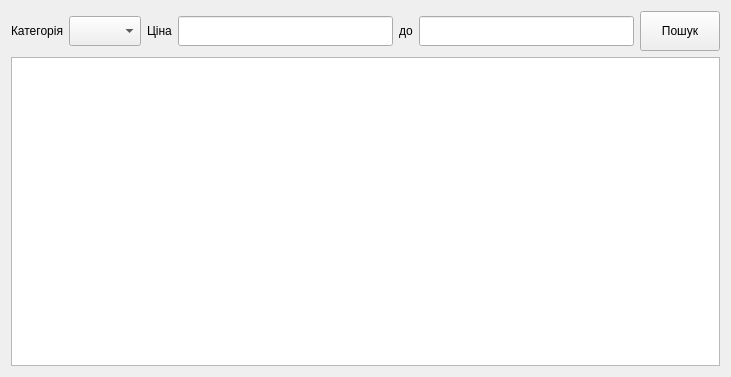
Old version of the form src/app/mainapp/productform.ui in the repository Bodiok007/Accounting.
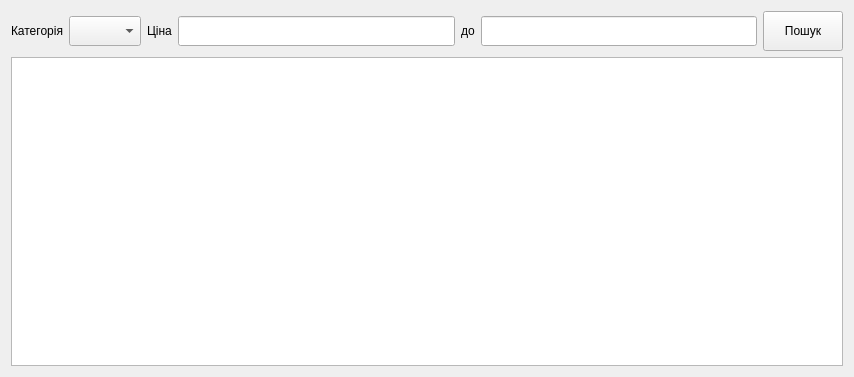
New version of the form. Custom widgets are drawn as their Qt base class.

Patch:
```diff
--- a/src/app/mainapp/productform.ui
+++ b/src/app/mainapp/productform.ui
@@ -6,7 +6,7 @@
    <rect>
     <x>0</x>
     <y>0</y>
-    <width>731</width>
+    <width>854</width>
     <height>377</height>
    </rect>
   </property>
```
Left out of the diff: 2 changed lines with no effect on the pictures.
